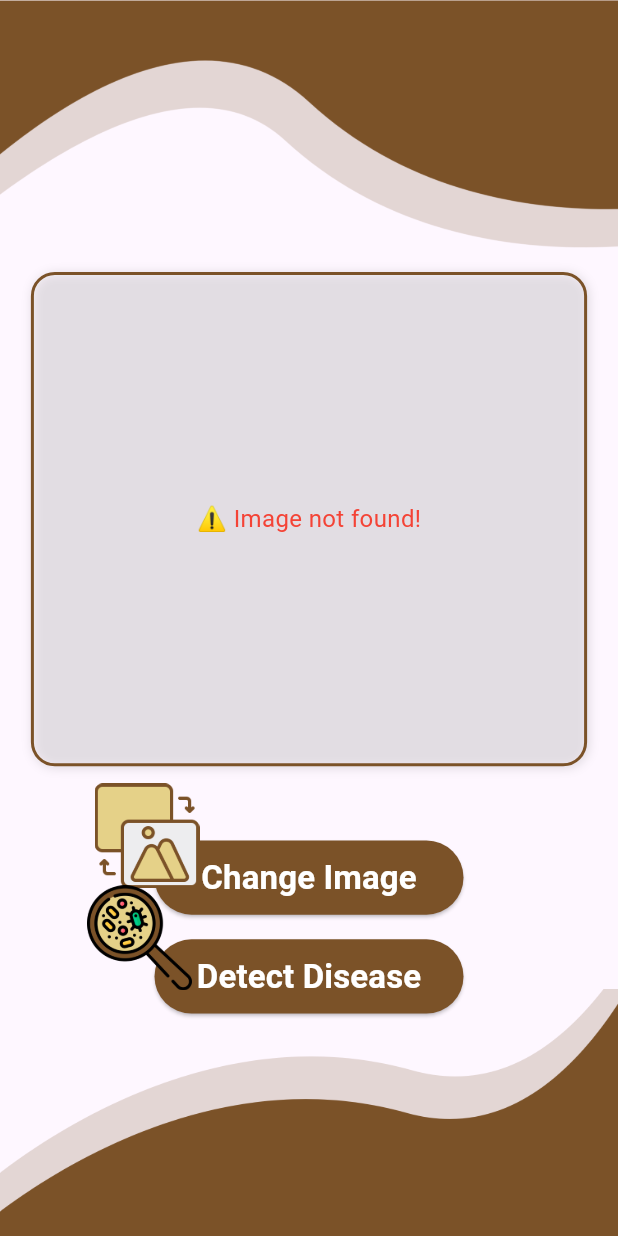
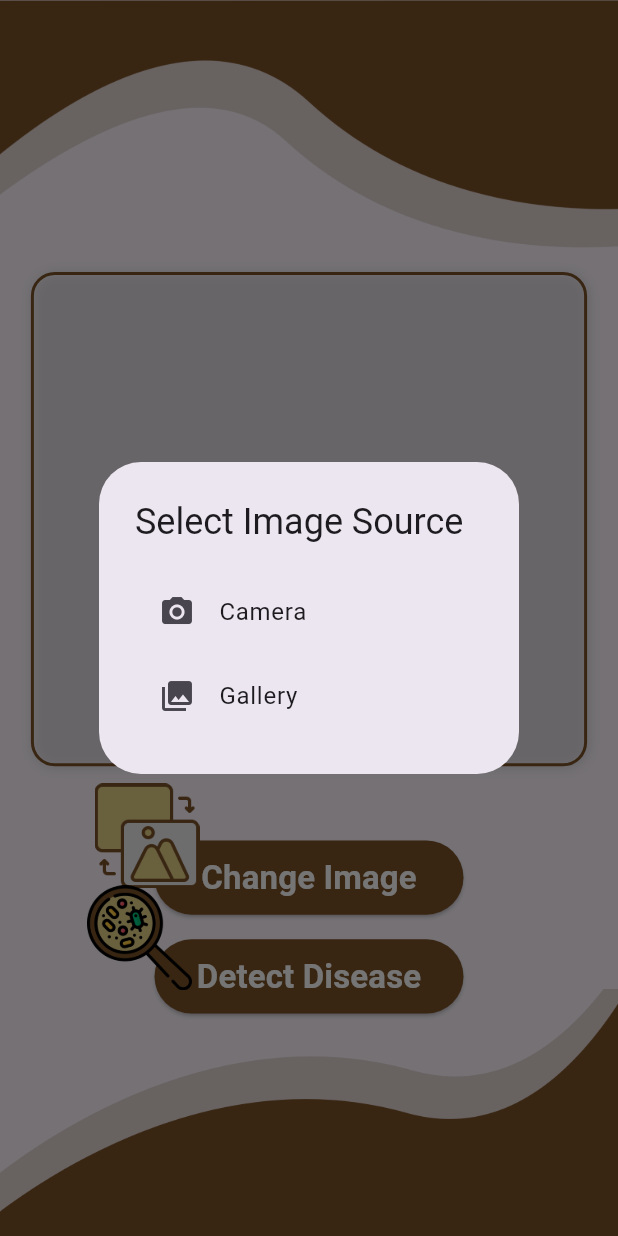
Before and after one commit to jasim-786/FYP, a Flutter app: the DetectionScreen screen opened directly with empty values, after a tap on "Change Image", on a phone screen of 412 x 824 dp. Run offline on Flutter 3.47's test engine with Material 3 defaults, Android fonts, the light colour scheme and no system bars; our stand-ins replace image_picker, permission_handler.

Commit message:
Detection Screen Improved.

```diff
--- a/lib/DetectionScreen.dart
+++ b/lib/DetectionScreen.dart
@@ -2,6 +2,7 @@
 
 import 'package:flutter/material.dart';
 import 'dart:io';
+import 'package:image_picker/image_picker.dart';
 
 class DetectionScreen extends StatefulWidget {
   final String imagePath;
@@ -18,20 +19,59 @@ class _DetectionScreenState extends State<DetectionScreen> {
   @override
   void initState() {
     super.initState();
-    print("📍 Navigated to DetectionScreen with: ${widget.imagePath}");
+    imagePath = widget.imagePath; // Initialize state with the initial image
+    print("📍 Navigated to DetectionScreen with: $imagePath");
+  }
 
-    Future.delayed(Duration(milliseconds: 200), () {
-      if (mounted) {
-        setState(() {}); // Force UI rebuild
-      }
-    });
+  // Method to pick a new image from the gallery
+  Future<void> _pickImage(ImageSource source) async {
+    final ImagePicker picker = ImagePicker();
+    final XFile? pickedFile = await picker.pickImage(source: source);
+
+    if (pickedFile != null) {
+      setState(() {
+        imagePath = pickedFile.path;
+      });
+    }
+  }
+
+  void _showImageSourceDialog() {
+    showDialog(
+      context: context,
+      builder: (context) {
+        return AlertDialog(
+          title: Text("Select Image Source"),
+          content: Column(
+            mainAxisSize: MainAxisSize.min,
+            children: [
+              ListTile(
+                leading: Icon(Icons.camera_alt),
+                title: Text("Camera"),
+                onTap: () {
+                  Navigator.pop(context);
+                  _pickImage(ImageSource.camera);
+                },
+              ),
+              ListTile(
+                leading: Icon(Icons.photo_library),
+                title: Text("Gallery"),
+                onTap: () {
+                  Navigator.pop(context);
+                  _pickImage(ImageSource.gallery);
+                },
+              ),
+            ],
+          ),
+        );
+      },
+    );
   }
 
   @override
   Widget build(BuildContext context) {
     double screenHeight = MediaQuery.of(context).size.height;
     double screenWidth = MediaQuery.of(context).size.width;
-    File imageFile = File(widget.imagePath);
+    File imageFile = File(imagePath);
     bool fileExists = imageFile.existsSync(); // Check if file exists
 
     return Scaffold(
@@ -113,7 +153,7 @@ class _DetectionScreenState extends State<DetectionScreen> {
                       clipBehavior: Clip.none,
                       children: [
                         ElevatedButton(
-                          onPressed: () {},
+                          onPressed: _showImageSourceDialog,
                           style: ElevatedButton.styleFrom(
                             backgroundColor: Color(0xFF7B5228),
                             padding: EdgeInsets.zero,
--- a/lib/HomeScreen.dart
+++ b/lib/HomeScreen.dart
@@ -294,7 +294,7 @@ class HomeScreen extends StatelessWidget {
                           top: -35,
                           right: -35,
                           child: Image.asset(
-                            'assets/icons/upload_icon.png', // Path to your image
+                            'assets/icons/upload_icon.png', // Path to image
                             width: 70, // Adjust width for your icon
                             height: 70, // Adjust height for your icon
                             fit: BoxFit.contain,
```
